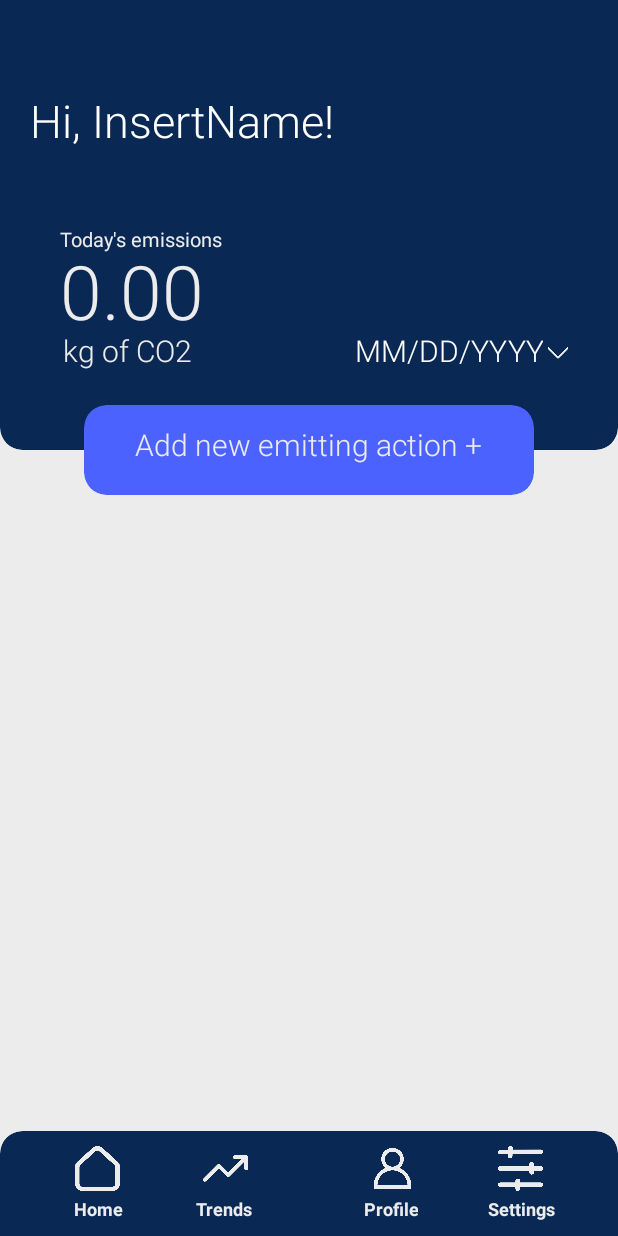
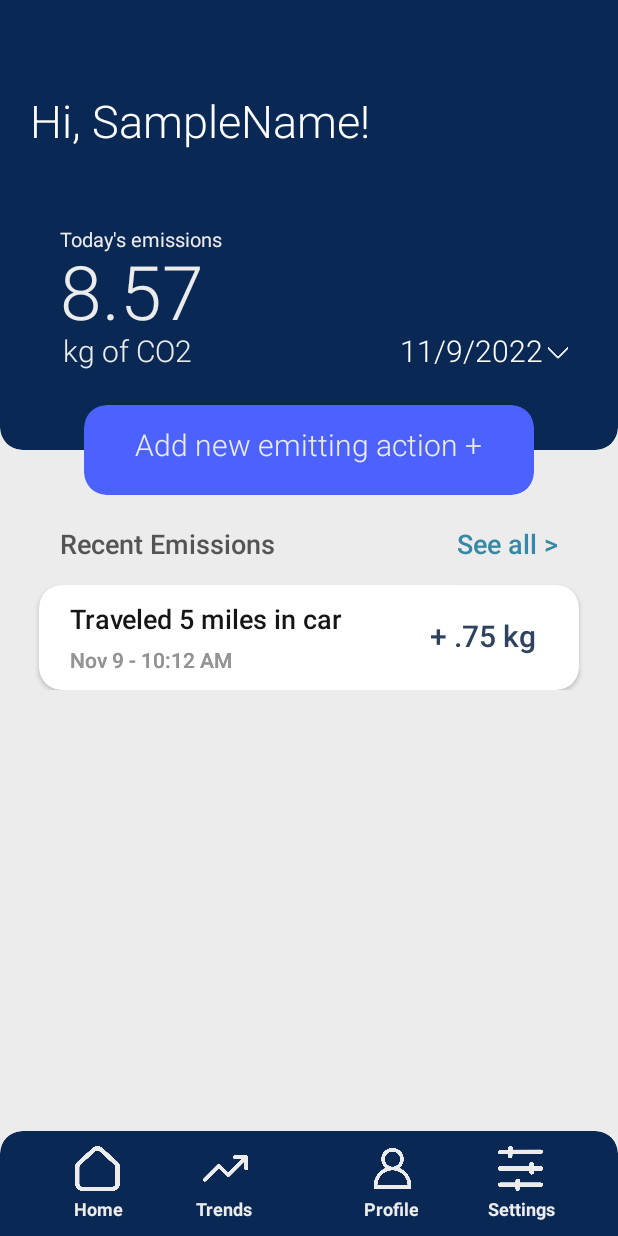
Before and after one commit to ErnestoAMujica/myEmissions, an Android app: the Home screen opened directly, with no data from a screen before it, on a phone screen of 412 x 824 dp. Run offline under Robolectric (Android 15) with nearby library versions, the phone set to English and light mode, and no system bars.

Commit message:
Added sample CardView to main page for presentation.

```diff
--- a/app/src/main/java/com/example/myemissions/SQLiteInterface.java
+++ b/app/src/main/java/com/example/myemissions/SQLiteInterface.java
@@ -16,9 +16,6 @@ import java.security.MessageDigest;
 import java.security.NoSuchAlgorithmException;
 import java.security.NoSuchProviderException;
 import java.security.SecureRandom;
-
-//TODO:   Implement keystore authentication either here or in the login functions
-//        to store hashed passwords instead of plaintext ones
 
 public class SQLiteInterface extends SQLiteOpenHelper {
 
--- a/app/src/main/res/layout/activity_home.xml
+++ b/app/src/main/res/layout/activity_home.xml
@@ -28,7 +28,7 @@
         android:layout_height="60sp"
         android:layout_alignParentTop="true"
         android:layout_marginBottom="-30sp"
-        app:cardElevation="0dp">
+        app:cardElevation="0sp">
         <TextView
             android:id="@+id/mainPage_emissionsAddText"
             android:layout_width="wrap_content"
@@ -40,12 +40,126 @@
             android:text="Add new emitting action +"
             android:fontFamily="sans-serif-light"
             android:textColor="@color/lighter_gray"
-            android:textSize="20dp"
+            android:textSize="20sp"
             android:textStyle="normal"
             android:elevation="1sp"
             tools:layout_editor_absoluteX="0dp"
             tools:layout_editor_absoluteY="9dp" />
     </androidx.cardview.widget.CardView>
+
+    <ScrollView
+        android:layout_width="match_parent"
+        android:layout_height="match_parent"
+        android:layout_alignParentTop="true"
+        android:layout_marginTop="270sp"
+        android:layout_marginBottom="50sp"
+        android:elevation="-1sp">
+
+        <RelativeLayout
+            android:layout_width="match_parent"
+            android:layout_height="match_parent">
+
+            <TextView
+                android:layout_width="wrap_content"
+                android:layout_height="wrap_content"
+                android:text="Recent Emissions"
+                android:textColor="@color/medium_gray"
+                android:textSize="18sp"
+                android:gravity="end"
+                android:fontFamily="sans-serif-light"
+                android:layout_alignParentTop="true"
+                android:layout_alignParentLeft="true"
+                android:layout_marginLeft="40sp"
+                android:layout_marginTop="80sp"
+                android:textStyle="bold"/>
+
+            <TextView
+                android:layout_width="wrap_content"
+                android:layout_height="wrap_content"
+                android:text="See all >"
+                android:textColor="@color/blue_gray"
+                android:textSize="18sp"
+                android:gravity="end"
+                android:fontFamily="sans-serif-light"
+                android:layout_alignParentTop="true"
+                android:layout_alignParentRight="true"
+                android:layout_marginRight="40sp"
+                android:layout_marginTop="80sp"
+                android:textStyle="bold"/>
+
+            <androidx.cardview.widget.CardView
+                android:id="@+id/cardview1"
+                app:cardBackgroundColor="@color/white"
+                app:cardCornerRadius="15dp"
+                android:layout_width="360sp"
+                android:layout_centerHorizontal="true"
+                android:layout_height="70sp"
+                android:layout_alignParentBottom="true"
+                android:layout_marginTop="120sp">
+
+                <TextView
+                    android:layout_width="wrap_content"
+                    android:layout_height="wrap_content"
+                    android:text="Traveled 5 miles in car"
+                    android:textColor="@color/dark_gray"
+                    android:textSize="18sp"
+                    android:gravity="end"
+                    android:fontFamily="sans-serif-light"
+                    android:layout_alignParentTop="true"
+                    android:layout_alignParentLeft="true"
+                    android:layout_marginLeft="20sp"
+                    android:layout_marginTop="10sp"
+                    android:textStyle="bold"/>
+
+                <TextView
+                    android:layout_width="wrap_content"
+                    android:layout_height="wrap_content"
+                    android:text="Nov 9 - 10:12 AM"
+                    android:textColor="@color/light_gray"
+                    android:textSize="14sp"
+                    android:gravity="end"
+                    android:fontFamily="sans-serif-light"
+                    android:layout_alignParentTop="true"
+                    android:layout_alignParentLeft="true"
+                    android:layout_marginLeft="20sp"
+                    android:layout_marginTop="40sp"
+                    android:textStyle="bold"/>
+
+                <TextView
+                    android:layout_width="wrap_content"
+                    android:layout_height="wrap_content"
+                    android:text="Nov 9 - 10:12 AM"
+                    android:textColor="@color/light_gray"
+                    android:textSize="14sp"
+                    android:gravity="end"
+                    android:fontFamily="sans-serif-light"
+                    android:layout_alignParentTop="true"
+                    android:layout_alignParentLeft="true"
+                    android:layout_marginLeft="20sp"
+                    android:layout_marginTop="40sp"
+                    android:textStyle="bold"/>
+
+                <TextView
+                    android:layout_width="wrap_content"
+                    android:layout_height="wrap_content"
+                    android:text="+ .75 kg"
+                    android:textColor="@color/dark_blue"
+                    android:textSize="20sp"
+                    android:gravity="end"
+                    android:fontFamily="sans-serif-light"
+                    android:layout_alignParentTop="true"
+                    android:layout_alignParentLeft="true"
+                    android:layout_marginLeft="260sp"
+                    android:layout_marginTop="20sp"
+                    android:textStyle="bold"/>
+
+            </androidx.cardview.widget.CardView>
+
+        </RelativeLayout>
+
+
+
+    </ScrollView>
 
     <androidx.cardview.widget.CardView
         app:cardBackgroundColor="@color/vibrant_dark_blue"
@@ -213,7 +327,7 @@
         android:id="@+id/mainPage_name"
         android:layout_width="wrap_content"
         android:layout_height="wrap_content"
-        android:text="Hi, InsertName!"
+        android:text="Hi, SampleName!"
         android:textColor="@color/white"
         android:textSize="30sp"
         android:gravity="left"
@@ -227,7 +341,7 @@
         android:layout_width="wrap_content"
         android:layout_height="wrap_content"
         android:gravity="right"
-        android:text="MM/DD/YYYY"
+        android:text="11/9/2022"
         android:textColor="@color/white"
         android:textSize="20dp"
         android:layout_marginTop="220dp"
@@ -289,7 +403,7 @@
         android:layout_marginTop="160dp"
         android:fontFamily="sans-serif-light"
         android:gravity="left"
-        android:text="0.00"
+        android:text="8.57"
         android:textColor="@color/lighter_gray"
         android:textSize="50sp"
         android:textStyle="normal"
```
